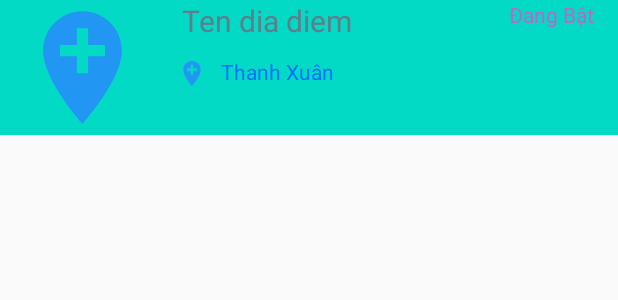
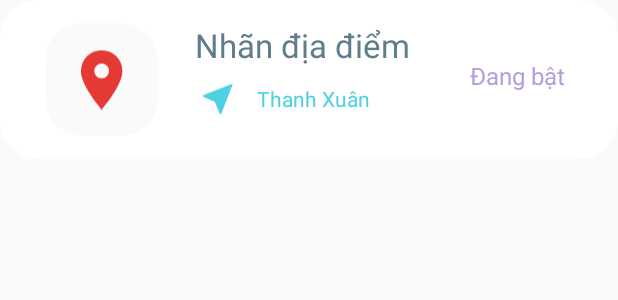
Before and after one commit to thanhle1547/CSE441-LTDD_Team4, an Android app: the layout list_item_location.xml on its own in the app's theme, with its tools: preview values and no code run, on a phone screen of 412 x 824 dp. Shown: the top 300 px of the screen. Run offline under Robolectric (Android 15) with nearby library versions, the phone set to English and light mode, and no system bars.

Commit message:
Modified list item location layout

```diff
--- a/source/app/src/main/java/com/example/devicesilencingapp/AdapterLocation.java
+++ b/source/app/src/main/java/com/example/devicesilencingapp/AdapterLocation.java
@@ -28,9 +28,9 @@ public class AdapterLocation extends ArrayList<Object> {
         row = inflater.inflate(R.layout.list_item_location, parent, false);
         MDLocation mdl = (MDLocation) data;
         TextView tv_trangthai = (TextView) row.findViewById(R.id.tv_trangthai);
-        TextView tv_tdd = (TextView) row.findViewById(R.id.tv_tendiadiem);
+        TextView tv_tdd = (TextView) row.findViewById(R.id.tv_location_label);
         TextView tv_dd = (TextView) row.findViewById(R.id.tv_diadiem);
-        ImageView img = (ImageView) row.findViewById(R.id.imglogo);
+        ImageView img = (ImageView) row.findViewById(R.id.ic_subject);
         tv_trangthai.setText(mdl.getTrangthai());
         tv_tdd.setText(mdl.getTendiadiem());
         tv_dd.setText(mdl.getDiadiem());
--- /dev/null
+++ b/source/app/src/main/res/drawable/bkg_ic_rounded_rect.xml
@@ -0,0 +1,6 @@
+<?xml version="1.0" encoding="utf-8"?>
+<shape xmlns:android="http://schemas.android.com/apk/res/android"
+    android:shape="rectangle">
+    <solid android:color="@color/grey_100"/>
+    <corners android:radius="25dp"/>
+</shape>
--- /dev/null
+++ b/source/app/src/main/res/drawable/bkg_item_rounded_rect.xml
@@ -0,0 +1,6 @@
+<?xml version="1.0" encoding="utf-8"?>
+<shape xmlns:android="http://schemas.android.com/apk/res/android"
+    android:shape="rectangle">
+    <solid android:color="@color/white"/>
+    <corners android:radius="25dp"/>
+</shape>
--- /dev/null
+++ b/source/app/src/main/res/drawable/ic_marker.xml
@@ -0,0 +1,13 @@
+<vector xmlns:android="http://schemas.android.com/apk/res/android"
+    android:width="40dp"
+    android:height="40dp"
+    android:viewportWidth="40"
+    android:viewportHeight="40">
+  <group>
+    <clip-path
+        android:pathData="M0,0h40v40h-40z"/>
+    <path
+        android:pathData="M19.762,0.475A13.834,13.834 0,0 0,5.929 14.309c0,9.881 13.834,25.691 13.834,25.691s13.834,-15.81 13.834,-25.691A13.834,13.834 0,0 0,19.762 0.475h0m0,18.774a4.941,4.941 0,1 1,4.941 -4.941,4.94 4.94,0 0,1 -4.941,4.941"
+        android:fillColor="#e53935"/>
+  </group>
+</vector>
--- /dev/null
+++ b/source/app/src/main/res/drawable/ic_near_me.xml
@@ -0,0 +1,13 @@
+<vector xmlns:android="http://schemas.android.com/apk/res/android"
+    android:width="16dp"
+    android:height="16dp"
+    android:viewportWidth="16"
+    android:viewportHeight="16">
+  <group>
+    <clip-path
+        android:pathData="M0,0h16v16h-16z"/>
+    <path
+        android:pathData="M16,0l-16,6.222v0.889l6.222,2.667 2.667,6.222h0.889l6.222,-16"
+        android:fillColor="#4dd0e1"/>
+  </group>
+</vector>
--- a/source/app/src/main/res/layout/list_item_location.xml
+++ b/source/app/src/main/res/layout/list_item_location.xml
@@ -4,59 +4,81 @@
     xmlns:tools="http://schemas.android.com/tools"
     android:layout_width="match_parent"
     android:layout_height="wrap_content"
-    android:background="@color/design_default_color_secondary">
+    android:padding="15dp"
+    android:background="@drawable/bkg_item_rounded_rect">
 
     <ImageView
-        android:id="@+id/imglogo"
-        android:layout_width="110sp"
-        android:layout_height="90sp"
+        android:id="@+id/ic_bkg"
+        android:layout_width="75dp"
+        android:layout_height="75dp"
+        android:src="@drawable/bkg_ic_rounded_rect"
+        app:layout_constraintBottom_toBottomOf="parent"
+        app:layout_constraintEnd_toEndOf="parent"
+        app:layout_constraintHorizontal_bias="0.047"
         app:layout_constraintStart_toStartOf="parent"
-        app:layout_constraintTop_toTopOf="parent"
-        app:srcCompat="@drawable/ic_location"
-        tools:ignore="VectorDrawableCompat" />
+        app:layout_constraintTop_toTopOf="@+id/tv_location_label"
+        app:layout_constraintVertical_bias="0.533" />
 
     <ImageView
-        android:id="@+id/a"
-        android:layout_width="20dp"
-        android:layout_height="22dp"
-        android:layout_marginStart="8dp"
-        android:layout_marginTop="12dp"
-        app:layout_constraintStart_toEndOf="@+id/imglogo"
-        app:layout_constraintTop_toBottomOf="@+id/tv_tendiadiem"
-        app:srcCompat="@drawable/ic_location"
+        android:id="@+id/ic_subject"
+        android:layout_width="wrap_content"
+        android:layout_height="wrap_content"
+        app:layout_constraintBottom_toBottomOf="@+id/ic_bkg"
+        app:layout_constraintEnd_toEndOf="@+id/ic_bkg"
+        app:layout_constraintStart_toStartOf="@+id/ic_bkg"
+        app:layout_constraintTop_toTopOf="@+id/ic_bkg"
+        app:srcCompat="@drawable/ic_marker"
         tools:ignore="VectorDrawableCompat" />
 
     <TextView
-        android:id="@+id/tv_tendiadiem"
-        android:layout_width="169dp"
-        android:layout_height="26dp"
-        android:text="Ten dia diem"
-        android:textColor="#607D8B"
-        android:textSize="20sp"
+        android:id="@+id/tv_location_label"
+        android:layout_width="wrap_content"
+        android:maxWidth="150dp"
+        android:layout_height="wrap_content"
+        android:text="Nhãn địa điểm"
+        android:textColor="@color/blue_grey_500"
+        android:textSize="22sp"
         app:layout_constraintEnd_toEndOf="parent"
-        app:layout_constraintHorizontal_bias="0.083"
-        app:layout_constraintStart_toEndOf="@+id/imglogo"
+        app:layout_constraintHorizontal_bias="0.165"
+        app:layout_constraintStart_toEndOf="@+id/ic_bkg"
         app:layout_constraintTop_toTopOf="parent" />
+
+    <ImageView
+        android:id="@+id/ic_near_me"
+        android:layout_width="20dp"
+        android:layout_height="22dp"
+        android:layout_marginTop="10dp"
+        android:layout_marginStart="30dp"
+        app:layout_constraintStart_toEndOf="@+id/ic_bkg"
+        app:layout_constraintTop_toBottomOf="@+id/tv_location_label"
+        app:srcCompat="@drawable/ic_near_me"
+        tools:ignore="VectorDrawableCompat" />
 
     <TextView
         android:id="@+id/tv_diadiem"
-        android:layout_width="172dp"
-        android:layout_height="20dp"
+        android:layout_width="wrap_content"
+        android:maxWidth="130dp"
+        android:layout_height="wrap_content"
         android:text="Thanh Xuân"
-        android:textColor="#006FFF"
+        android:textColor="@color/cyan_300"
+        android:layout_marginStart="16dp"
+        android:layout_marginTop="1dp"
         app:layout_constraintEnd_toEndOf="parent"
-        app:layout_constraintHorizontal_bias="0.09"
-        app:layout_constraintStart_toEndOf="@+id/a"
-        app:layout_constraintTop_toTopOf="@+id/a" />
+        app:layout_constraintHorizontal_bias="0.0"
+        app:layout_constraintStart_toEndOf="@+id/ic_near_me"
+        app:layout_constraintTop_toTopOf="@+id/ic_near_me" />
 
     <TextView
         android:id="@+id/tv_trangthai"
         android:layout_width="wrap_content"
         android:layout_height="wrap_content"
-        android:text="Đang Bật"
-        android:textColor="#BA68C8"
+        android:text="@string/turning_on"
+        android:textColor="@color/deep_purple_300"
+        android:textSize="16sp"
+        android:layout_marginTop="24dp"
+        android:layout_marginEnd="20dp"
         app:layout_constraintEnd_toEndOf="parent"
-        app:layout_constraintHorizontal_bias="0.934"
-        app:layout_constraintStart_toEndOf="@+id/imglogo"
-        tools:layout_editor_absoluteY="26dp" />
+        app:layout_constraintHorizontal_bias="1.0"
+        app:layout_constraintStart_toEndOf="@+id/ic_subject"
+        app:layout_constraintTop_toTopOf="parent" />
 </androidx.constraintlayout.widget.ConstraintLayout>
--- a/source/app/src/main/res/values/colors.xml
+++ b/source/app/src/main/res/values/colors.xml
@@ -3,4 +3,9 @@
     <color name="colorPrimary">#6200EE</color>
     <color name="colorPrimaryDark">#3700B3</color>
     <color name="colorAccent">#03DAC5</color>
+    <color name="blue_grey_500">#607D8B</color>
+    <color name="cyan_300">#4DD0E1</color>
+    <color name="deep_purple_300">#B39DDB</color>
+    <color name="grey_100">#FAFAFA</color>
+    <color name="white">#FFFFFF</color>
 </resources>
--- a/source/app/src/main/res/values/strings.xml
+++ b/source/app/src/main/res/values/strings.xml
@@ -1,3 +1,4 @@
 <resources>
     <string name="app_name">Device Silencing App</string>
+    <string name="turning_on">Đang bật</string>
 </resources>
```
Also changed, not shown: 2 other files.
